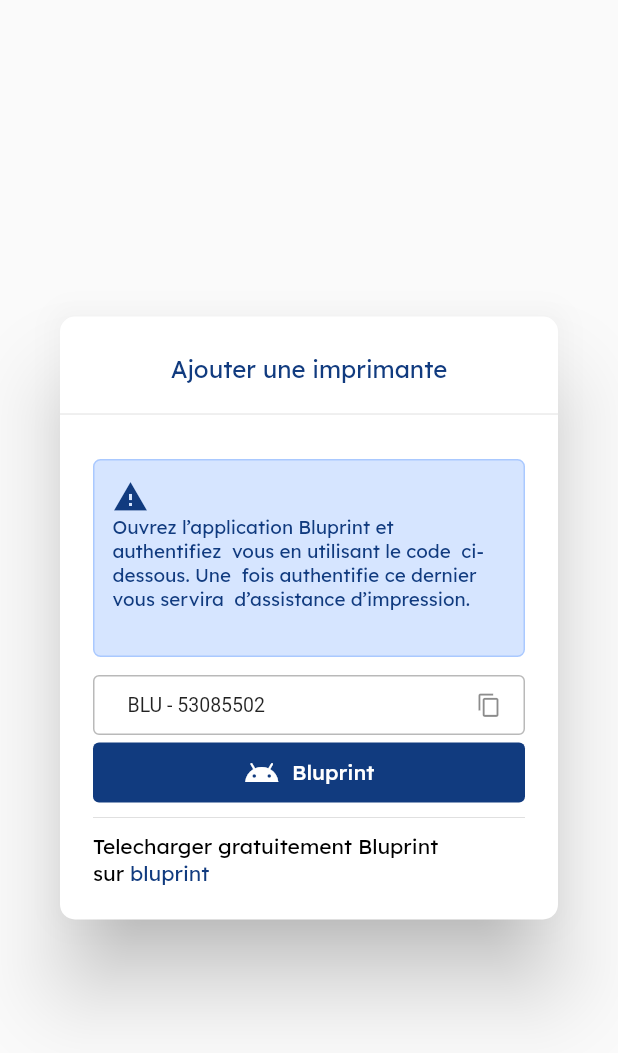
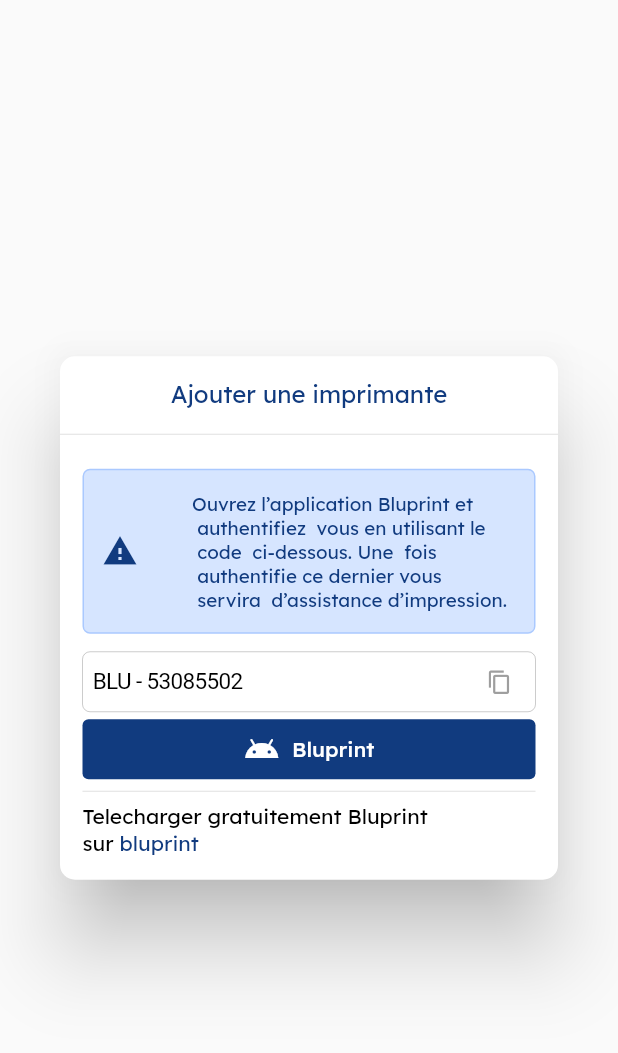
Before and after one commit to Morel-D/blucash_agent, a Flutter app: the Imprimer widget shown alone on an empty page, opened directly, on a phone screen of 412 x 824 dp. Shown: the top 1053 px of the screen. Run offline on Flutter 3.47's test engine with Material 2 defaults, Android fonts, the phone set to English and light mode, and no system bars; our stand-ins replace dropdown_textfield, flutter_svg, google_fonts, responsive_sizer.

Commit message:
dealing with customizations

```diff
--- a/lib/Accueil/imprimer.dart
+++ b/lib/Accueil/imprimer.dart
@@ -1,3 +1,4 @@
+import 'package:flutter/cupertino.dart';
 import 'package:flutter/material.dart';
 import 'package:google_fonts/google_fonts.dart';
 import 'package:blucash_agent/Shared/Statique.dart';
@@ -44,14 +45,14 @@
             crossAxisAlignment: CrossAxisAlignment.stretch,
             children: [
               Padding(
-                padding: const EdgeInsets.only(top: 25, bottom: 12),
+                padding: const EdgeInsets.only(top: 15, bottom: 9),
                 child: Center(
                     child: Text("Ajouter une imprimante",
                         style: lexendBlue.copyWith(fontSize: 16))),
               ),
               Divider(),
               Padding(
-                padding: const EdgeInsets.all(22.0),
+                padding: const EdgeInsets.all(15.0),
                 child: Column(
                   mainAxisSize: MainAxisSize.min,
                   crossAxisAlignment: CrossAxisAlignment.stretch,
@@ -63,18 +64,22 @@
                         borderRadius: BorderRadius.circular(5),
                         color: Color.fromARGB(255, 214, 229, 255),
                       ),
-                      height: 132,
+                      height: 110,
                       width: 250,
                       child: Padding(
                         padding: const EdgeInsets.all(12.0),
-                        child: Column(
-                          crossAxisAlignment: CrossAxisAlignment.start,
+                        child: Row(
+                          mainAxisAlignment: MainAxisAlignment.spaceBetween,
                           children: [
                             Icon(Icons.warning, color: darkBlue),
-                            Text(
-                              'Ouvrez l’application Bluprint et authentifiez  vous en utilisant le code  ci-dessous. Une  fois authentifie ce dernier vous servira  d’assistance d’impression.',
-                              style: lexendBlack.copyWith(
-                                  fontSize: Adaptive.sp(14.5), color: darkBlue),
+                            Padding(
+                              padding: const EdgeInsets.only(right: 6),
+                              child: Text(
+                                'Ouvrez l’application Bluprint et \n authentifiez  vous en utilisant le \n code  ci-dessous. Une  fois \n authentifie ce dernier vous \n servira  d’assistance d’impression.',
+                                style: lexendBlack.copyWith(
+                                    fontSize: Adaptive.sp(14.5),
+                                    color: darkBlue),
+                              ),
                             ),
                           ],
                         ),
@@ -84,20 +89,17 @@
                       padding: const EdgeInsets.only(top: 12, bottom: 5),
                       child: SizedBox(
                         height: 40,
-                        child: TextFormField(
+                        child: CupertinoTextField(
                           readOnly: true,
+                          suffix: IconButton(
+                              onPressed: () {},
+                              icon: Icon(
+                                Icons.copy,
+                                color: Colors.grey,
+                                size: 17,
+                              )),
                           controller: _bluCode,
-                          decoration: formTextDecoration.copyWith(
-                            suffixIcon: IconButton(
-                                onPressed: () {},
-                                icon: Icon(
-                                  Icons.copy,
-                                  size: 17,
-                                )),
-                            contentPadding:
-                                EdgeInsets.symmetric(horizontal: 23),
-                          ),
-                          style: TextStyle(fontSize: 13),
+                          style: TextStyle(fontSize: 15),
                         ),
                       ),
                     ),
@@ -118,7 +120,7 @@
                             ),
                             style: TextButton.styleFrom(
                                 backgroundColor: darkBlue))),
-                    Divider(height: 20),
+                    Divider(),
                     Container(
                       child: Column(
                         crossAxisAlignment: CrossAxisAlignment.start,
```
Also changed, not shown: lib/Accueil/depot.dart (+77 -72 lines).
